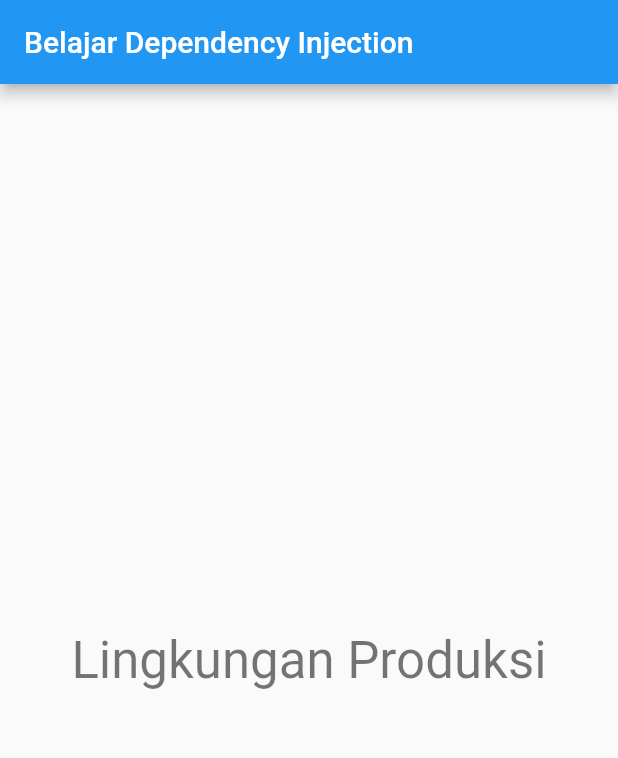
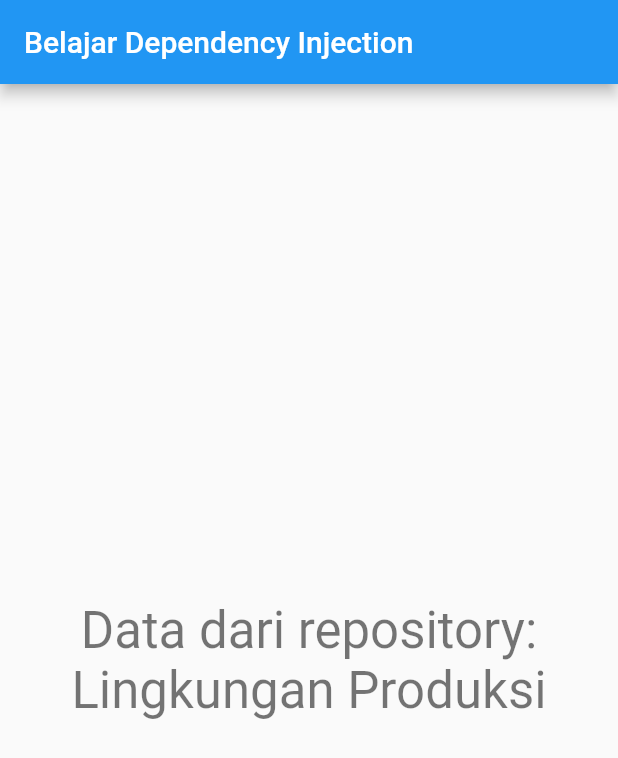
Before and after one commit to dhimasdewanto/tutorial_flutter_dependency_injection, a Flutter app: the screen it shows after launch, on a phone screen of 412 x 824 dp. Shown: the top 758 px of the screen. Run offline on Flutter 3.47's test engine with Material 2 defaults, Android fonts, the phone set to English and light mode, and no system bars.

Commit message:
Update readme and provider

```diff
--- a/lib/pages/home_page.dart
+++ b/lib/pages/home_page.dart
@@ -19,6 +19,7 @@ class HomePage extends StatelessWidget {
         child: Text(
           dataProvider.dataText,
           style: textTheme.headline4,
+          textAlign: TextAlign.center,
         ),
       ),
     );
--- a/lib/providers/data_provider.dart
+++ b/lib/providers/data_provider.dart
@@ -3,5 +3,5 @@ import '../repositories/data_repository.dart';
 class DataProvider {
   final _dataRepository = DataRepository();
 
-  String get dataText => _dataRepository.data;
+  String get dataText => "Data dari repository: ${_dataRepository.data}";
 }
--- a/pubspec.yaml
+++ b/pubspec.yaml
@@ -25,6 +25,8 @@ dependencies:
     sdk: flutter
 
   provider: ^4.3.1
+
+  # IMPORT INI
   injectable: ^1.0.4
   get_it: ^4.0.4
 
@@ -32,6 +34,7 @@ dev_dependencies:
   flutter_test:
     sdk: flutter
 
+  # IMPORT INI
   injectable_generator: ^1.0.4
   build_runner: ^1.10.1
 
```
Also changed, not shown: 1 other file.
